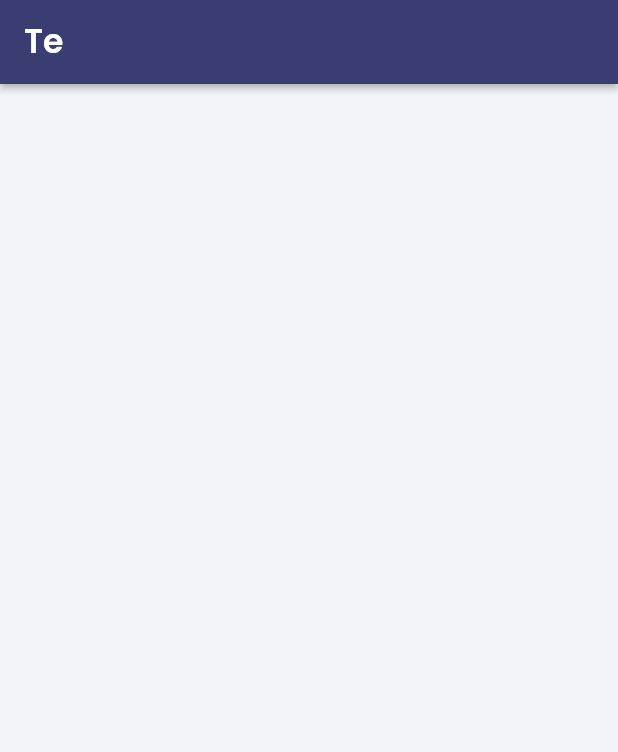
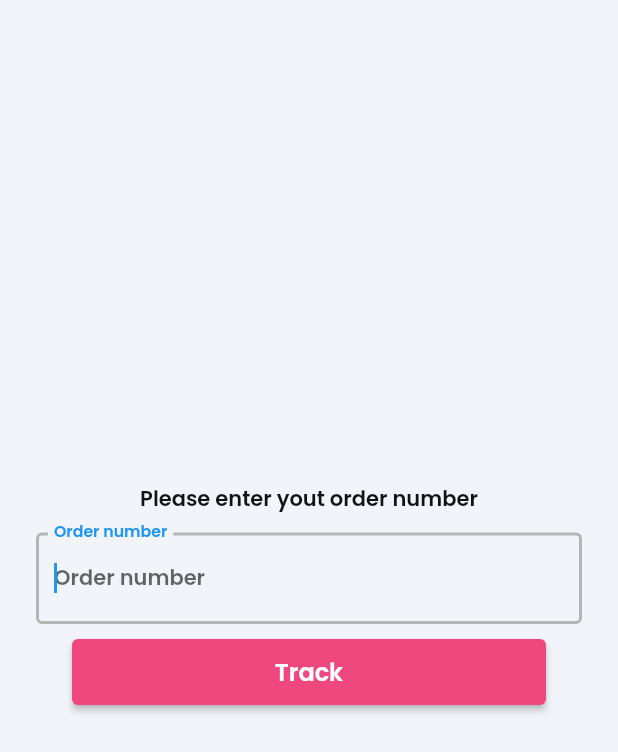
Before and after one commit to glenrynaldyhermanus/allnimall-cs-web, a Flutter app: the screen it shows after launch, on a phone screen of 412 x 824 dp. Shown: the top 752 px of the screen. Run offline on Flutter 3.47's test engine with Material 2 defaults, Android fonts, the phone set to English and light mode, and no system bars; drawn by our look-alikes of auto_size_text; our stand-ins replace built_collection, built_value, cloud_firestore, easy_debounce, firebase_core, flutter_rating_bar and 4 more; missing offline and left inert: json_path; accounts and stored records are empty; generated files the repository leaves out were written again.

Commit message:
Updating to latest FlutterFlow output.

```diff
--- a/lib/home/home_widget.dart
+++ b/lib/home/home_widget.dart
@@ -1,6 +1,8 @@
-import '../backend/backend.dart';
 import '../flutter_flow/flutter_flow_theme.dart';
 import '../flutter_flow/flutter_flow_util.dart';
+import '../flutter_flow/flutter_flow_widgets.dart';
+import '../order_detail/order_detail_widget.dart';
+import 'package:easy_debounce/easy_debounce.dart';
 import 'package:flutter/material.dart';
 import 'package:google_fonts/google_fonts.dart';
 
@@ -12,73 +14,101 @@ class HomeWidget extends StatefulWidget {
 }
 
 class _HomeWidgetState extends State<HomeWidget> {
+  TextEditingController textController;
   final scaffoldKey = GlobalKey<ScaffoldState>();
+
+  @override
+  void initState() {
+    super.initState();
+    textController = TextEditingController();
+  }
 
   @override
   Widget build(BuildContext context) {
     return Scaffold(
       key: scaffoldKey,
-      appBar: AppBar(
-        backgroundColor: FlutterFlowTheme.of(context).primaryColor,
-        automaticallyImplyLeading: false,
-        title: Text(
-          'Te',
-          style: FlutterFlowTheme.of(context).title2.override(
-                fontFamily: 'Poppins',
-                color: Colors.white,
-                fontSize: 22,
-              ),
-        ),
-        actions: [],
-        centerTitle: false,
-        elevation: 2,
-      ),
       backgroundColor: FlutterFlowTheme.of(context).primaryBackground,
       body: SafeArea(
         child: GestureDetector(
           onTap: () => FocusScope.of(context).unfocus(),
-          child: StreamBuilder<List<OrdersRecord>>(
-            stream: queryOrdersRecord(),
-            builder: (context, snapshot) {
-              // Customize what your widget looks like when it's loading.
-              if (!snapshot.hasData) {
-                return Center(
-                  child: SizedBox(
-                    width: 50,
-                    height: 50,
-                    child: CircularProgressIndicator(
-                      color: FlutterFlowTheme.of(context).primaryColor,
+          child: Column(
+            mainAxisSize: MainAxisSize.max,
+            mainAxisAlignment: MainAxisAlignment.center,
+            children: [
+              Row(
+                mainAxisSize: MainAxisSize.max,
+                mainAxisAlignment: MainAxisAlignment.center,
+                children: [
+                  Text(
+                    'Please enter yout order number',
+                    style: FlutterFlowTheme.of(context).bodyText1,
+                  ),
+                ],
+              ),
+              Padding(
+                padding: EdgeInsetsDirectional.fromSTEB(24, 12, 24, 0),
+                child: TextFormField(
+                  controller: textController,
+                  onChanged: (_) => EasyDebounce.debounce(
+                    'textController',
+                    Duration(milliseconds: 2000),
+                    () => setState(() {}),
+                  ),
+                  autofocus: true,
+                  obscureText: false,
+                  decoration: InputDecoration(
+                    labelText: 'Order number',
+                    hintText: 'Order number',
+                    enabledBorder: OutlineInputBorder(
+                      borderSide: BorderSide(
+                        color: Color(0xFFB5B5B5),
+                        width: 2,
+                      ),
+                      borderRadius: BorderRadius.circular(4),
+                    ),
+                    focusedBorder: OutlineInputBorder(
+                      borderSide: BorderSide(
+                        color: Color(0xFFB5B5B5),
+                        width: 2,
+                      ),
+                      borderRadius: BorderRadius.circular(4),
                     ),
                   ),
-                );
-              }
-              List<OrdersRecord> columnOrdersRecordList = snapshot.data;
-              return Column(
-                mainAxisSize: MainAxisSize.max,
-                children:
-                    List.generate(columnOrdersRecordList.length, (columnIndex) {
-                  final columnOrdersRecord =
-                      columnOrdersRecordList[columnIndex];
-                  return ListTile(
-                    title: Text(
-                      dateTimeFormat('MMMMEEEEd', columnOrdersRecord.createdAt),
-                      style: FlutterFlowTheme.of(context).title3,
+                  style: FlutterFlowTheme.of(context).bodyText1,
+                  maxLines: 1,
+                ),
+              ),
+              Padding(
+                padding: EdgeInsetsDirectional.fromSTEB(48, 10, 48, 32),
+                child: FFButtonWidget(
+                  onPressed: () async {
+                    await Navigator.push(
+                      context,
+                      MaterialPageRoute(
+                        builder: (context) => OrderDetailWidget(
+                          orderNo: textController.text,
+                        ),
+                      ),
+                    );
+                  },
+                  text: 'Track',
+                  options: FFButtonOptions(
+                    width: double.infinity,
+                    height: 44,
+                    color: FlutterFlowTheme.of(context).secondaryColor,
+                    textStyle: FlutterFlowTheme.of(context).subtitle2.override(
+                          fontFamily: 'Poppins',
+                          color: Colors.white,
+                        ),
+                    borderSide: BorderSide(
+                      color: Colors.transparent,
+                      width: 1,
                     ),
-                    subtitle: Text(
-                      columnOrdersRecord.orderNo,
-                      style: FlutterFlowTheme.of(context).subtitle2,
-                    ),
-                    trailing: Icon(
-                      Icons.arrow_forward_ios,
-                      color: Color(0xFF303030),
-                      size: 20,
-                    ),
-                    tileColor: Color(0xFFF5F5F5),
-                    dense: false,
-                  );
-                }),
-              );
-            },
+                    borderRadius: 4,
+                  ),
+                ),
+              ),
+            ],
           ),
         ),
       ),
--- a/lib/order_detail/order_detail_widget.dart
+++ b/lib/order_detail/order_detail_widget.dart
@@ -459,7 +459,7 @@ class _OrderDetailWidgetState extends State<OrderDetailWidget> {
                                                         OutlineInputBorder(
                                                       borderSide: BorderSide(
                                                         color:
-                                                            Color(0xFF797979),
+                                                            Color(0xFFB5B5B5),
                                                         width: 2,
                                                       ),
                                                       borderRadius:
@@ -470,7 +470,7 @@ class _OrderDetailWidgetState extends State<OrderDetailWidget> {
                                                         OutlineInputBorder(
                                                       borderSide: BorderSide(
                                                         color:
-                                                            Color(0xFF797979),
+                                                            Color(0xFFB5B5B5),
                                                         width: 2,
                                                       ),
                                                       borderRadius:
```
